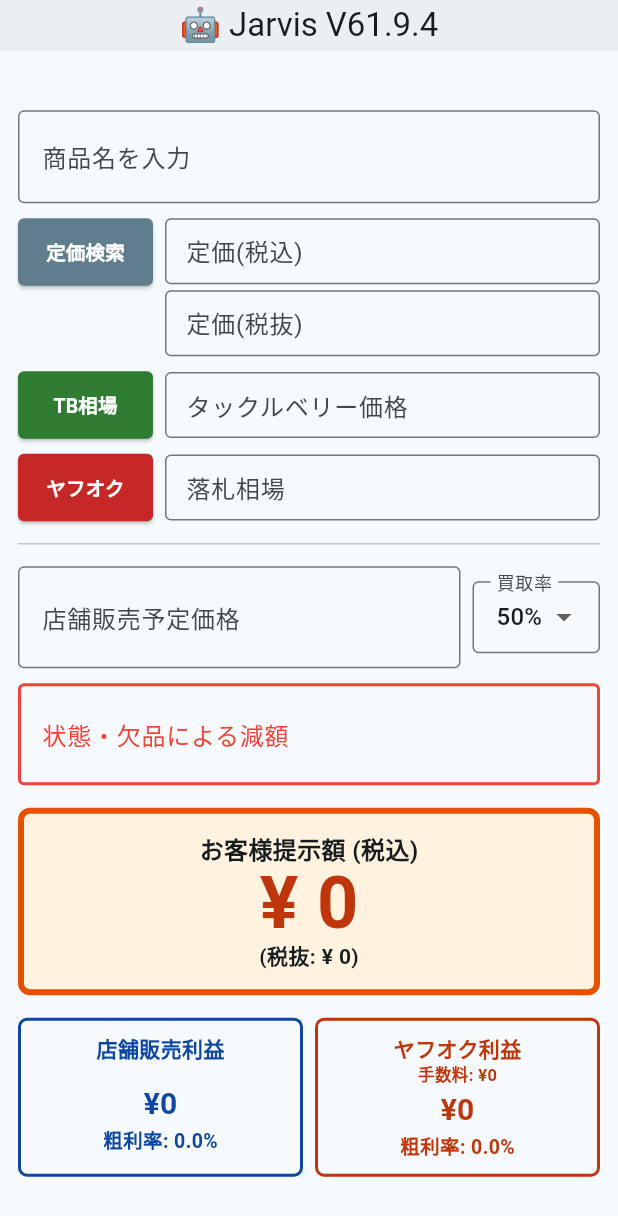
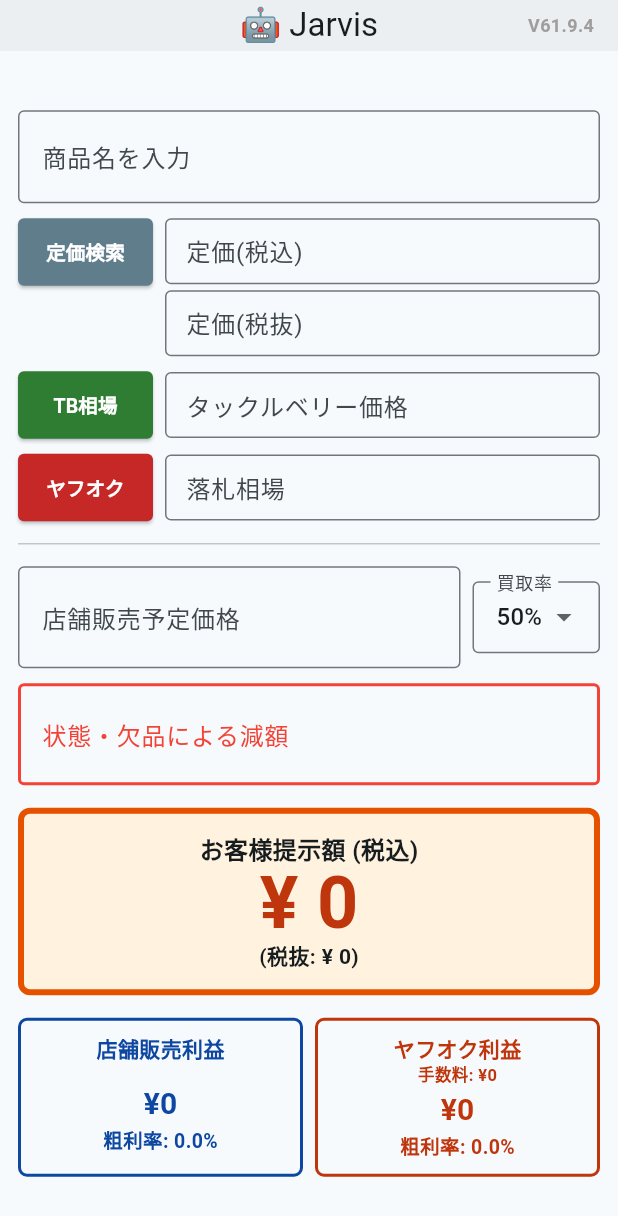
Before and after one commit to kkjarvis3166-debug/jarvis-app, a Flutter app: the screen it shows after launch, on a phone screen of 412 x 824 dp. Shown: the top 1216 px of the screen. Run offline on Flutter 3.47's test engine with Material 3 defaults, Android fonts, the phone set to English and light mode, and no system bars.

Commit message:
Update main.dart

```diff
--- a/lib/main.dart
+++ b/lib/main.dart
@@ -14,7 +14,7 @@ class FishingApp extends StatelessWidget {
   Widget build(BuildContext context) {
     return MaterialApp(
       debugShowCheckedModeBanner: false,
-      title: 'Jarvis V61.9.4',
+      title: 'Jarvis',
       theme: ThemeData(
         colorScheme: ColorScheme.fromSeed(seedColor: Colors.blueGrey),
         useMaterial3: true,
@@ -129,10 +129,26 @@ class _ResearchPageState extends State<ResearchPage> {
   Widget build(BuildContext context) {
     return Scaffold(
       appBar: AppBar(
-        title: const Text('🤖 Jarvis V61.9.4'),
+        title: const Text('🤖 Jarvis'), // タイトルはスッキリと
         centerTitle: true,
         toolbarHeight: 34,
         backgroundColor: Colors.blueGrey[50],
+        // 右端にバージョン番号を控えめに、かつ確認しやすく配置
+        actions: const [
+          Center(
+            child: Padding(
+              padding: EdgeInsets.only(right: 16.0),
+              child: Text(
+                'V61.9.4',
+                style: TextStyle(
+                  fontSize: 12,
+                  color: Colors.grey,
+                  fontWeight: FontWeight.bold,
+                ),
+              ),
+            ),
+          ),
+        ],
       ),
       body: Center(
         child: Container(
```
